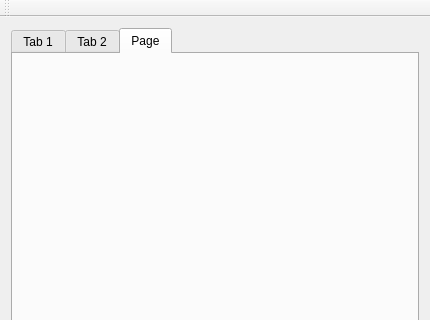
Old version of the form mainwindow.ui in the repository arackaf/booklist-desktop; both pictures show x 0 to 430 and y 0 to 320 of the 430 by 634 pixel window.
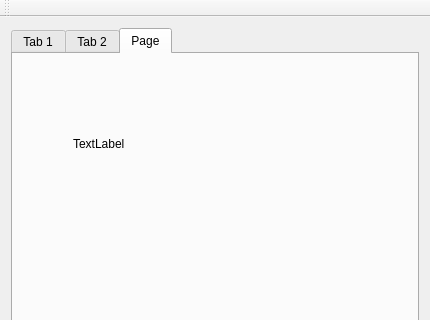
New version of the form. The open tabs and pages were chosen to show the change.

Commit message: image loading

Patch:
```diff
--- a/mainwindow.ui
+++ b/mainwindow.ui
@@ -49,6 +49,25 @@
        <attribute name="title">
         <string>Page</string>
        </attribute>
+       <widget class="QLabel" name="imageLabel">
+        <property name="geometry">
+         <rect>
+          <x>60</x>
+          <y>60</y>
+          <width>59</width>
+          <height>60</height>
+         </rect>
+        </property>
+        <property name="minimumSize">
+         <size>
+          <width>50</width>
+          <height>60</height>
+         </size>
+        </property>
+        <property name="text">
+         <string>TextLabel</string>
+        </property>
+       </widget>
       </widget>
      </widget>
     </item>
```
Left out of the diff: 2 changed lines with no effect on the pictures. The commit also changes 4 other files.
